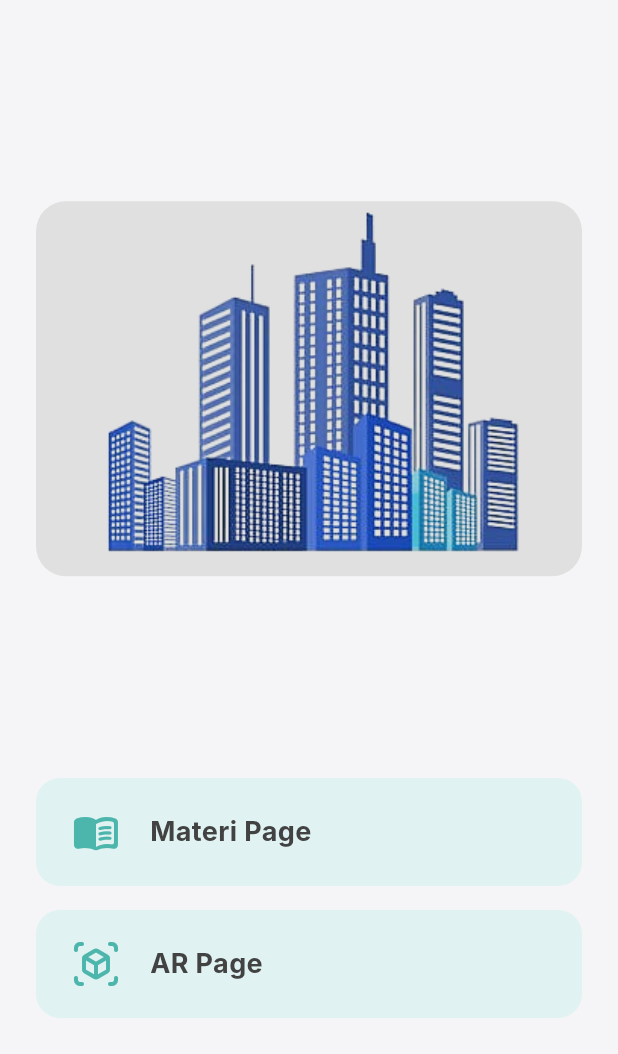
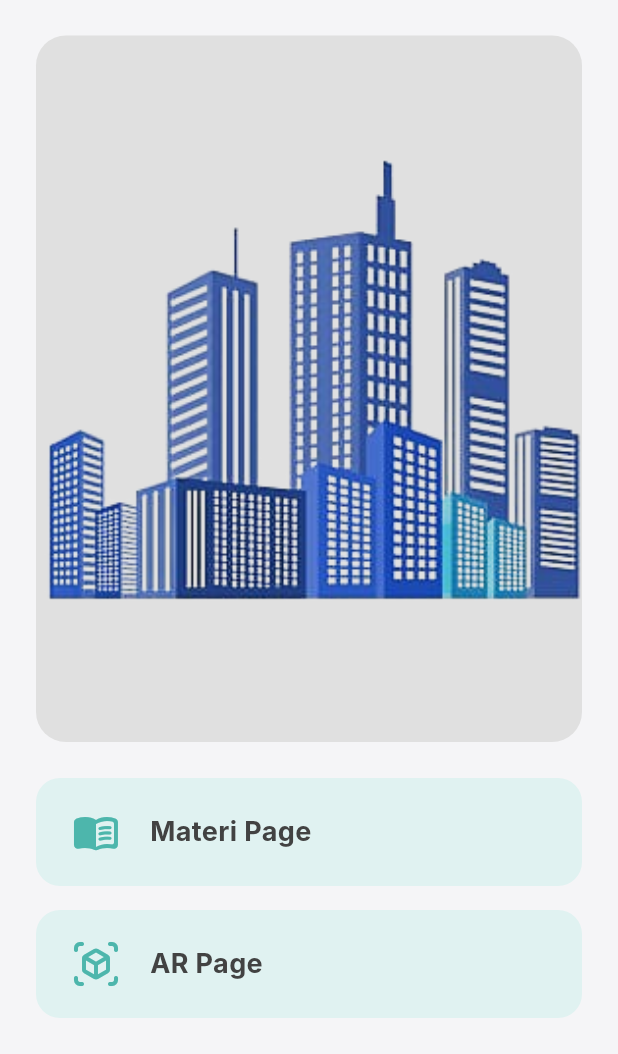
Before and after one commit to Aurelloyell/Architectural-Learning-with-Visualisation-3D-Object-Using-AR, a Flutter app: the screen it shows after launch, on a phone screen of 412 x 824 dp, the part 182-1236 px from its top. Run offline on Flutter 3.47's test engine with Material 3 defaults, Android fonts, the phone set to English and light mode, and no system bars; missing offline and left inert: model_viewer_plus; Roboto replaces fonts that are missing (Inter).

Commit message:
Fix uppercase file extension formatting bug and add tablet support
- Fixed `_formatAssetName` in `ar_page.dart` to correctly handle uppercase .GLB/.Gltf extensions using case-insensitive regex.
- Exposed `formatAssetName` as a static public method for testing.
- Added regression test `test/bug_reproduction_test.dart`.
- Removed portrait orientation lock in `main.dart`.
- Implemented responsive layout for `HomePage` and `ArPage` using `LayoutBuilder` to support tablet/landscape mode.
- Removed obsolete `test/widget_test.dart`.

```diff
--- a/lib/main.dart
+++ b/lib/main.dart
@@ -7,10 +7,6 @@ import 'package:flutter/services.dart';
 void main() {
   // Ensure that Flutter bindings are initialized before running the app.
   WidgetsFlutterBinding.ensureInitialized();
-  // Lock screen orientation to portrait mode.
-  SystemChrome.setPreferredOrientations([
-    DeviceOrientation.portraitUp,
-  ]);
   runApp(const MyApp());
 }
 
--- a/lib/screens/home_page.dart
+++ b/lib/screens/home_page.dart
@@ -5,10 +5,88 @@ class HomePage extends StatelessWidget {
 
   @override
   Widget build(BuildContext context) {
-    // We use a SafeArea to avoid the UI being obscured by system notches or bars.
     return Scaffold(
       body: SafeArea(
-        child: Padding(
+        child: LayoutBuilder(
+          builder: (context, constraints) {
+            final isLandscape = constraints.maxWidth > constraints.maxHeight;
+
+            if (isLandscape) {
+               return Padding(
+                padding: const EdgeInsets.all(24.0),
+                child: Row(
+                  children: [
+                    // Left side: Header and Nav Buttons
+                    Expanded(
+                      flex: 4,
+                      child: Column(
+                        mainAxisAlignment: MainAxisAlignment.center,
+                        crossAxisAlignment: CrossAxisAlignment.stretch,
+                        children: [
+                          const Column(
+                            crossAxisAlignment: CrossAxisAlignment.start,
+                            children: [
+                              Text(
+                                'Selamat Datang',
+                                style: TextStyle(
+                                  fontSize: 28,
+                                  fontWeight: FontWeight.w300,
+                                  color: Colors.black54,
+                                ),
+                              ),
+                              Text(
+                                'ARsitektur',
+                                style: TextStyle(
+                                  fontSize: 40,
+                                  fontWeight: FontWeight.bold,
+                                  color: Colors.black87,
+                                ),
+                              ),
+                            ],
+                          ),
+                          const Spacer(),
+                          _buildNavButton(
+                            context: context,
+                            icon: Icons.menu_book_rounded,
+                            label: 'Materi Page',
+                            onTap: () {
+                              Navigator.pushNamed(context, '/materi');
+                            },
+                          ),
+                          const SizedBox(height: 16),
+                          _buildNavButton(
+                            context: context,
+                            icon: Icons.view_in_ar_rounded,
+                            label: 'AR Page',
+                            onTap: () {
+                              Navigator.pushNamed(context, '/ar');
+                            },
+                          ),
+                        ],
+                      ),
+                    ),
+                    const SizedBox(width: 32),
+                    // Right side: Image
+                    Expanded(
+                      flex: 6,
+                      child: Container(
+                        decoration: BoxDecoration(
+                          color: Colors.grey[300],
+                          borderRadius: BorderRadius.circular(20),
+                          image: const DecorationImage(
+                            image: AssetImage('assets/images/arsitektur_image.png'),
+                            fit: BoxFit.cover,
+                          ),
+                        ),
+                      ),
+                    ),
+                  ],
+                ),
+              );
+            }
+
+            // Portrait Mode (Original Layout)
+            return Padding(
               padding: const EdgeInsets.all(24.0),
               child: Column(
                 // Aligns children to the start and end of the column.
@@ -39,8 +117,9 @@ class HomePage extends StatelessWidget {
                   ),
 
                   // Image Placeholder Section
-              Container(
-                height: 250,
+                  Expanded(
+                    child: Container(
+                      margin: const EdgeInsets.symmetric(vertical: 24),
                       decoration: BoxDecoration(
                         color: Colors.grey[300],
                         borderRadius: BorderRadius.circular(20),
@@ -50,12 +129,7 @@ class HomePage extends StatelessWidget {
                           fit: BoxFit.cover,
                         ),
                       ),
-                // child: const Center(
-                //   child: Text(
-                //     'ARsitektur Image',
-                //     style: TextStyle(color: Colors.black45, fontSize: 18),
-                //   ),
-                // ),
+                    ),
                   ),
 
                   // Navigation Buttons Section
@@ -84,6 +158,8 @@ class HomePage extends StatelessWidget {
                   ),
                 ],
               ),
+            );
+          },
         ),
       ),
     );
```
Also changed, not shown: lib/screens/ar_page.dart (+70 -27 lines), pubspec.lock, 2 other files. Lines whose indentation alone changed are shown as unchanged.
